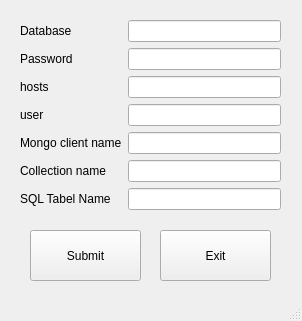
Qt form BRC Python/convertTable.ui (siddh34/BRC-System) before a commit.
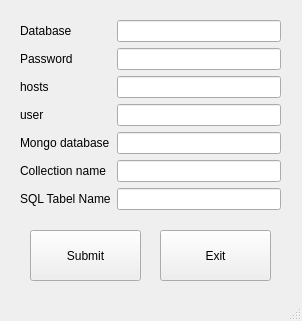
The same form after that commit.

Commit message: Progress bar functional & Exception screen 2

The edit to the form file:
```diff
--- a/BRC Python/convertTable.ui
+++ b/BRC Python/convertTable.ui
@@ -67,7 +67,7 @@
      <item row="4" column="0">
       <widget class="QLabel" name="mongoClientNameLabel">
        <property name="text">
-        <string>Mongo client name</string>
+        <string>Mongo database</string>
        </property>
       </widget>
      </item>
```
The commit also changes 4 other files.
